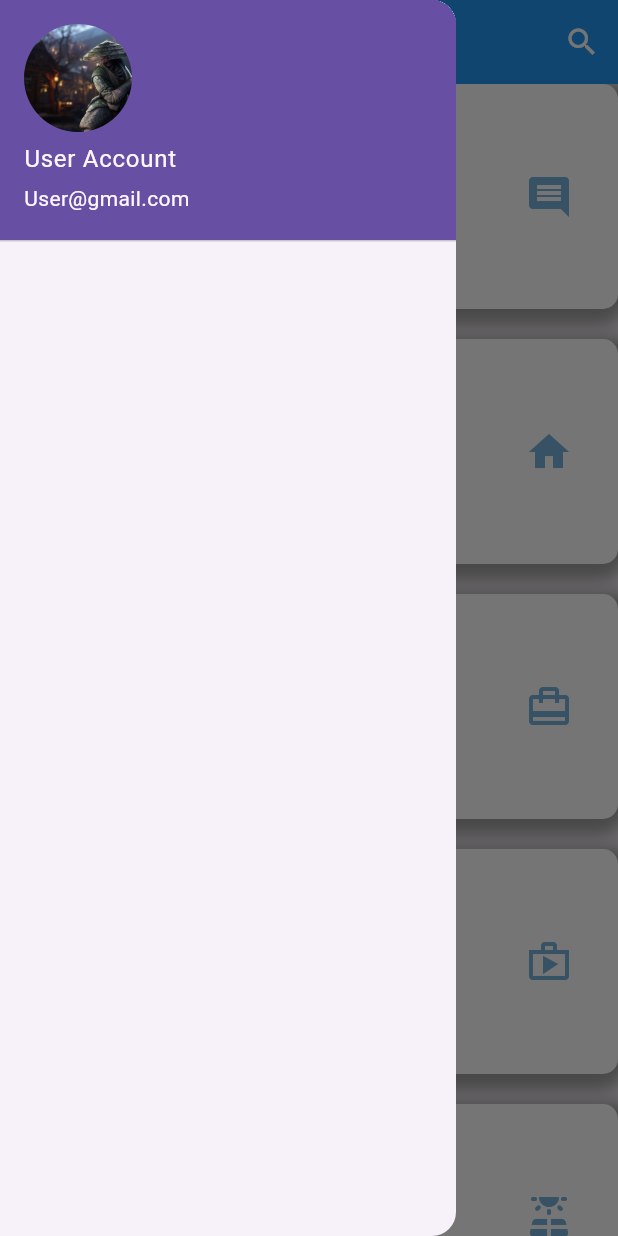
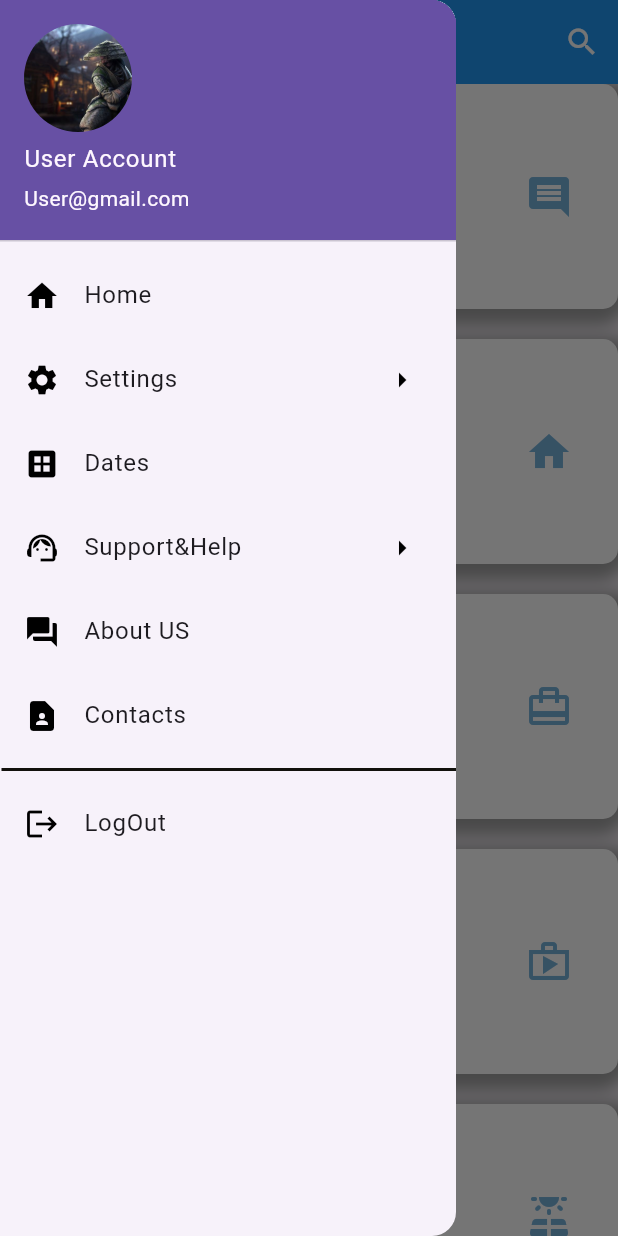
Before and after one commit to MohamedAliShaltoot/Task-1-Flutter, a Flutter app: the screen it shows after launch, with the side drawer open, on a phone screen of 412 x 824 dp. Run offline on Flutter 3.47's test engine with Material 3 defaults, Android fonts, the phone set to English and light mode, and no system bars.

Commit message:
adding other feartures of drawer

```diff
--- a/lib/homeScreen.dart
+++ b/lib/homeScreen.dart
@@ -226,19 +226,91 @@ class _HomeScreenState extends State<HomeScreen> {
       ),
       drawer: Drawer(
         child: ListView(
-          children:  [
+          children: [
             UserAccountsDrawerHeader(
-             // arrowColor: Colors.white,
+              // arrowColor: Colors.white,
               accountName: const Text("User Account"),
               accountEmail: const Text("User@gmail.com"),
               currentAccountPicture: ClipOval(
-               // backgroundColor: Colors.amber,
-                child: Image.asset("assets/images/saa.jpg",
-                      fit: BoxFit.cover,
-                      width: 140,
-                      height: 140,),
+                // backgroundColor: Colors.amber,
+                child: Image.asset(
+                  "assets/images/saa.jpg",
+                  fit: BoxFit.cover,
+                  width: 140,
+                  height: 140,
+                ),
               ),
-            )
+            ),
+            ListTile(
+              leading: const Icon(
+                Icons.home,
+                color: Colors.black,
+              ),
+              title: const Text("Home"),
+              onTap: () {},
+            ),
+            ListTile(
+              leading: const Icon(
+                Icons.settings,
+                color: Colors.black,
+              ),
+              title: const Text("Settings"),
+              onTap: () {},
+              trailing: const Icon(
+                Icons.arrow_right,
+                color: Colors.black,
+              ) ,
+            ),
+            ListTile(
+              leading: const Icon(
+                Icons.dataset,
+                color: Colors.black,
+              ),
+              title: const Text("Dates"),
+              onTap: () {},
+            ),
+            ListTile(
+              leading: const Icon(
+                Icons.support_agent,
+                color: Colors.black,
+              ),
+              title: const Text("Support&Help"),
+              onTap: () {},
+              trailing: const Icon(
+                Icons.arrow_right,
+                color: Colors.black,
+              ) ,
+            ),
+            ListTile(
+              leading: const Icon(
+                Icons.question_answer,
+                color: Colors.black,
+              ),
+              title: const Text("About US"),
+              onTap: () {},
+            ),
+            ListTile(
+              leading: const Icon(
+                Icons.contact_page,
+                color: Colors.black,
+              ),
+              title: const Text("Contacts"),
+              onTap: () {},
+            ),
+            const Divider(
+              color: Color.fromARGB(255, 18, 17, 12),
+              thickness: 2,
+              indent: 1,
+            ),
+ ListTile(
+              leading: const Icon(
+                Icons.logout,
+                color: Colors.black,
+              ),
+              title: const Text("LogOut"),
+              onTap: () {},
+            ),
+
           ],
         ),
       ),
```
